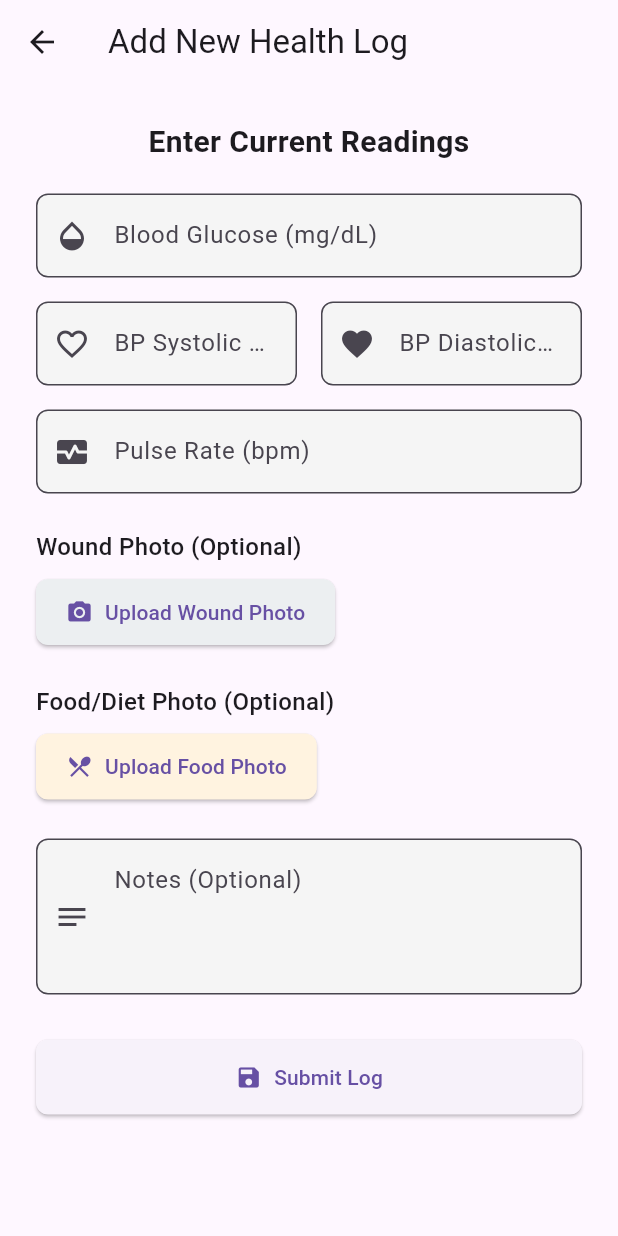
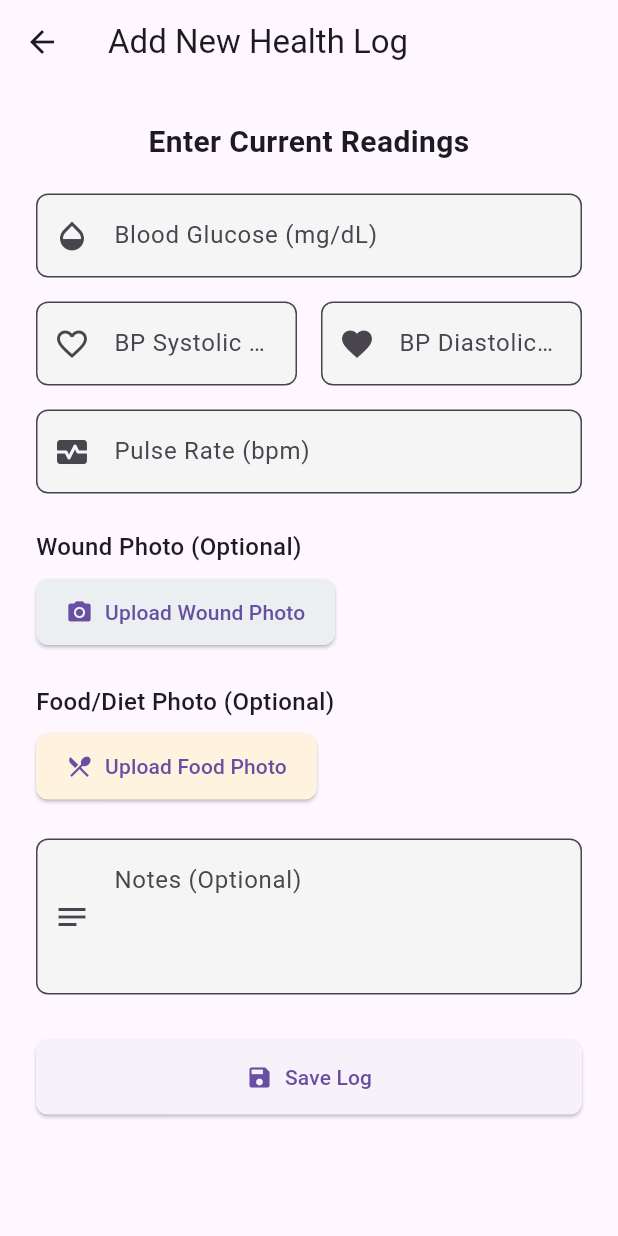
Before and after one commit to yongNotgio/diatrack1, a Flutter app: the AddMetricsScreen screen opened directly with empty values, on a phone screen of 412 x 824 dp. Run offline on Flutter 3.47's test engine with Material 3 defaults, Android fonts, the phone set to English and light mode, and no system bars; our stand-ins replace image_picker, supabase_flutter; accounts and stored records are empty.

Commit message:
updated
working

```diff
--- a/diatrack1/lib/screens/add_metrics_screen.dart
+++ b/diatrack1/lib/screens/add_metrics_screen.dart
@@ -1,13 +1,18 @@
-import 'dart:io'; // Required for File type
+import 'dart:io';
 import 'package:flutter/material.dart';
-import 'package:flutter/services.dart'; // For input formatters
+import 'package:flutter/services.dart';
 import 'package:image_picker/image_picker.dart';
 import '../services/supabase_service.dart';
 
 class AddMetricsScreen extends StatefulWidget {
   final String patientId;
+  final Map<String, dynamic>? existingMetric;
 
-  const AddMetricsScreen({super.key, required this.patientId});
+  const AddMetricsScreen({
+    super.key,
+    required this.patientId,
+    this.existingMetric,
+  });
 
   @override
   State<AddMetricsScreen> createState() => _AddMetricsScreenState();
@@ -17,7 +22,6 @@ class _AddMetricsScreenState extends State<AddMetricsScreen> {
   final _formKey = GlobalKey<FormState>();
   final _supabaseService = SupabaseService();
 
-  // Controllers for form fields
   final _glucoseController = TextEditingController();
   final _systolicController = TextEditingController();
   final _diastolicController = TextEditingController();
@@ -26,8 +30,29 @@ class _AddMetricsScreenState extends State<AddMetricsScreen> {
 
   XFile? _woundImageFile;
   XFile? _foodImageFile;
+  String? _woundPhotoUrl;
+  String? _foodPhotoUrl;
   bool _isUploading = false;
   String? _uploadError;
+
+  @override
+  void initState() {
+    super.initState();
+    if (widget.existingMetric != null) {
+      _loadExistingData();
+    }
+  }
+
+  void _loadExistingData() {
+    final metric = widget.existingMetric!;
+    _glucoseController.text = metric['blood_glucose']?.toString() ?? '';
+    _systolicController.text = metric['bp_systolic']?.toString() ?? '';
+    _diastolicController.text = metric['bp_diastolic']?.toString() ?? '';
+    _pulseController.text = metric['pulse_rate']?.toString() ?? '';
+    _notesController.text = metric['notes']?.toString() ?? '';
+    _woundPhotoUrl = metric['wound_photo_url']?.toString();
+    _foodPhotoUrl = metric['food_photo_url']?.toString();
+  }
 
   @override
   void dispose() {
@@ -45,8 +70,10 @@ class _AddMetricsScreenState extends State<AddMetricsScreen> {
       setState(() {
         if (isWoundPhoto) {
           _woundImageFile = pickedFile;
+          _woundPhotoUrl = null;
         } else {
           _foodImageFile = pickedFile;
+          _foodPhotoUrl = null;
         }
       });
     }
@@ -83,63 +110,65 @@ class _AddMetricsScreenState extends State<AddMetricsScreen> {
   }
 
   Future<void> _submitMetrics() async {
-    if (!_formKey.currentState!.validate()) {
-      return; // Don't submit if form is invalid
-    }
-    if (_isUploading) return; // Prevent double submission
+    if (!_formKey.currentState!.validate()) return;
+    if (_isUploading) return;
 
     setState(() {
       _isUploading = true;
       _uploadError = null;
     });
 
-    String? woundPhotoUrl;
-    String? foodPhotoUrl;
-
     try {
-      // 1. Upload Wound Photo (if selected)
       if (_woundImageFile != null) {
-        // Use 'wound_photos' bucket - MAKE SURE THIS BUCKET EXISTS AND IS PUBLIC (or handle signed URLs)
-        woundPhotoUrl = await _supabaseService.uploadImage(
+        final url = await _supabaseService.uploadImage(
           _woundImageFile!,
-          'wound-photos', // Supabase Storage Bucket Name
+          'wound-photos',
           widget.patientId,
         );
-        if (woundPhotoUrl == null)
-          throw Exception("Wound photo upload failed.");
+        if (url == null) throw Exception("Wound photo upload failed.");
+        _woundPhotoUrl = url;
       }
 
-      // 2. Upload Food Photo (if selected)
       if (_foodImageFile != null) {
-        // Use 'food_photos' bucket - MAKE SURE THIS BUCKET EXISTS AND IS PUBLIC (or handle signed URLs)
-        foodPhotoUrl = await _supabaseService.uploadImage(
+        final url = await _supabaseService.uploadImage(
           _foodImageFile!,
-          'food-photos', // Supabase Storage Bucket Name
+          'food-photos',
           widget.patientId,
         );
-        if (foodPhotoUrl == null) throw Exception("Food photo upload failed.");
+        if (url == null) throw Exception("Food photo upload failed.");
+        _foodPhotoUrl = url;
       }
 
-      // 3. Submit metric data along with photo URLs
+      if (widget.existingMetric != null) {
+        final existing = widget.existingMetric!;
+        if (_woundImageFile != null && existing['wound_photo_url'] != null) {
+          await _supabaseService.deleteImage(existing['wound_photo_url']!);
+        }
+        if (_foodImageFile != null && existing['food_photo_url'] != null) {
+          await _supabaseService.deleteImage(existing['food_photo_url']!);
+        }
+      }
+
       await _supabaseService.addHealthMetric(
         patientId: widget.patientId,
         bloodGlucose: double.tryParse(_glucoseController.text),
         bpSystolic: int.tryParse(_systolicController.text),
         bpDiastolic: int.tryParse(_diastolicController.text),
         pulseRate: int.tryParse(_pulseController.text),
-        woundPhotoUrl: woundPhotoUrl, // Pass the URL obtained after upload
-        foodPhotoUrl: foodPhotoUrl, // Pass the URL obtained after upload
+        woundPhotoUrl: _woundPhotoUrl,
+        foodPhotoUrl: _foodPhotoUrl,
         notes: _notesController.text.trim(),
+        metricId: widget.existingMetric?['id'],
       );
 
       if (mounted) {
         ScaffoldMessenger.of(context).showSnackBar(
           const SnackBar(
-            content: Text('Metrics submitted successfully!'),
+            content: Text('Metrics saved successfully!'),
             backgroundColor: Colors.green,
           ),
         );
-        Navigator.pop(context, true); // Pop screen and indicate success
+        Navigator.pop(context, true);
       }
     } catch (e) {
       if (mounted) {
@@ -166,7 +195,13 @@ class _AddMetricsScreenState extends State<AddMetricsScreen> {
   @override
   Widget build(BuildContext context) {
     return Scaffold(
-      appBar: AppBar(title: const Text('Add New Health Log')),
+      appBar: AppBar(
+        title: Text(
+          widget.existingMetric == null
+              ? 'Add New Health Log'
+              : 'Edit Health Log',
+        ),
+      ),
       body: SingleChildScrollView(
         padding: const EdgeInsets.all(24.0),
         child: Form(
@@ -180,30 +215,20 @@ class _AddMetricsScreenState extends State<AddMetricsScreen> {
                 textAlign: TextAlign.center,
               ),
               const SizedBox(height: 20),
-
-              // Blood Glucose
               TextFormField(
                 controller: _glucoseController,
                 decoration: const InputDecoration(
                   labelText: 'Blood Glucose (mg/dL)',
-                  prefixIcon: Icon(Icons.opacity), // Droplet icon
+                  prefixIcon: Icon(Icons.opacity),
                 ),
                 keyboardType: const TextInputType.numberWithOptions(
                   decimal: true,
                 ),
                 inputFormatters: [
                   FilteringTextInputFormatter.allow(RegExp(r'^\d+\.?\d{0,1}')),
-                ], // Allow numbers and one decimal
-                // validator: (value) { // Optional validation
-                //   if (value != null && value.isNotEmpty && double.tryParse(value) == null) {
-                //     return 'Please enter a valid number';
-                //   }
-                //   return null;
-                // },
+                ],
               ),
               const SizedBox(height: 16),
-
-              // Blood Pressure (Systolic/Diastolic) - Row
               Row(
                 children: [
                   Expanded(
@@ -211,9 +236,7 @@ class _AddMetricsScreenState extends State<AddMetricsScreen> {
                       controller: _systolicController,
                       decoration: const InputDecoration(
                         labelText: 'BP Systolic (mmHg)',
-                        prefixIcon: Icon(
-                          Icons.favorite_border,
-                        ), // Heart icon variation
+                        prefixIcon: Icon(Icons.favorite_border),
                       ),
                       keyboardType: TextInputType.number,
                       inputFormatters: [FilteringTextInputFormatter.digitsOnly],
@@ -225,7 +248,7 @@ class _AddMetricsScreenState extends State<AddMetricsScreen> {
                       controller: _diastolicController,
                       decoration: const InputDecoration(
                         labelText: 'BP Diastolic (mmHg)',
-                        prefixIcon: Icon(Icons.favorite), // Filled heart icon
+                        prefixIcon: Icon(Icons.favorite),
                       ),
                       keyboardType: TextInputType.number,
                       inputFormatters: [FilteringTextInputFormatter.digitsOnly],
@@ -234,20 +257,16 @@ class _AddMetricsScreenState extends State<AddMetricsScreen> {
                 ],
               ),
               const SizedBox(height: 16),
-
-              // Pulse Rate
               TextFormField(
                 controller: _pulseController,
                 decoration: const InputDecoration(
                   labelText: 'Pulse Rate (bpm)',
-                  prefixIcon: Icon(Icons.monitor_heart), // ECG icon
+                  prefixIcon: Icon(Icons.monitor_heart),
                 ),
                 keyboardType: TextInputType.number,
                 inputFormatters: [FilteringTextInputFormatter.digitsOnly],
               ),
               const SizedBox(height: 24),
-
-              // Wound Photo Upload
               const Text(
                 'Wound Photo (Optional)',
                 style: TextStyle(fontSize: 16, fontWeight: FontWeight.w500),
@@ -258,82 +277,13 @@ class _AddMetricsScreenState extends State<AddMetricsScreen> {
                   ElevatedButton.icon(
                     icon: const Icon(Icons.camera_alt),
                     label: const Text('Upload Wound Photo'),
-                    onPressed:
-                        () => _showImagePickerOptions(
-                          true,
-                        ), // true for wound photo
+                    onPressed: () => _showImagePickerOptions(true),
                     style: ElevatedButton.styleFrom(
                       backgroundColor: Colors.blueGrey[50],
                     ),
                   ),
                   const SizedBox(width: 16),
-                  if (_woundImageFile != null)
-                    Expanded(
-                      // Use Expanded to prevent overflow
-                      child: Row(
-                        children: [
-                          const Icon(
-                            Icons.check_circle,
-                            color: Colors.green,
-                            size: 18,
-                          ),
-                          const SizedBox(width: 4),
-                          Expanded(
-                            child: Text(
-                              _woundImageFile!.name,
-                              overflow:
-                                  TextOverflow
-                                      .ellipsis, // Handle long file names
-                              style: const TextStyle(fontSize: 12),
-                            ),
-                          ),
-                          IconButton(
-                            icon: const Icon(
-                              Icons.clear,
-                              size: 18,
-                              color: Colors.redAccent,
-                            ),
-                            onPressed:
-                                () => setState(() => _woundImageFile = null),
-                            tooltip: 'Remove image',
-                          ),
-                        ],
-                      ),
-                    ),
-                ],
-              ),
-              if (_woundImageFile != null) // Show preview
-                Padding(
-                  padding: const EdgeInsets.only(top: 8.0),
-                  child: Image.file(
-                    File(_woundImageFile!.path),
-                    height: 100,
-                    fit: BoxFit.cover,
-                  ),
-                ),
-              const SizedBox(height: 24),
-
-              // Food/Diet Photo Upload
-              const Text(
-                'Food/Diet Photo (Optional)',
-                style: TextStyle(fontSize: 16, fontWeight: FontWeight.w500),
-              ),
-              const SizedBox(height: 8),
-              Row(
-                children: [
-                  ElevatedButton.icon(
-                    icon: const Icon(Icons.restaurant_menu),
-                    label: const Text('Upload Food Photo'),
-                    onPressed:
-                        () => _showImagePickerOptions(
-                          false,
-                        ), // false for food photo
-                    style: ElevatedButton.styleFrom(
-                      backgroundColor: Colors.orange[50],
-                    ),
-                  ),
-                  const SizedBox(width: 16),
-                  if (_foodImageFile != null)
+                  if (_woundImageFile != null || _woundPhotoUrl != null)
                     Expanded(
                       child: Row(
                         children: [
@@ -345,7 +295,7 @@ class _AddMetricsScreenState extends State<AddMetricsScreen> {
                           const SizedBox(width: 4),
                           Expanded(
                             child: Text(
-                              _foodImageFile!.name,
+                              _woundImageFile?.name ?? 'Existing photo',
                               overflow: TextOverflow.ellipsis,
                               style: const TextStyle(fontSize: 12),
                             ),
@@ -357,7 +307,10 @@ class _AddMetricsScreenState extends State<AddMetricsScreen> {
                               color: Colors.redAccent,
                             ),
                             onPressed:
-                                () => setState(() => _foodImageFile = null),
+                                () => setState(() {
+                                  _woundImageFile = null;
+                                  _woundPhotoUrl = null;
+                                }),
                             tooltip: 'Remove image',
                           ),
                         ],
@@ -365,7 +318,77 @@ class _AddMetricsScreenState extends State<AddMetricsScreen> {
                     ),
                 ],
               ),
-              if (_foodImageFile != null) // Show preview
+              if (_woundImageFile != null)
+                Padding(
+                  padding: const EdgeInsets.only(top: 8.0),
+                  child: Image.file(
+                    File(_woundImageFile!.path),
+                    height: 100,
+                    fit: BoxFit.cover,
+                  ),
+                ),
+              if (_woundPhotoUrl != null && _woundImageFile == null)
+                Padding(
+                  padding: const EdgeInsets.only(top: 8.0),
+                  child: Image.network(
+                    _woundPhotoUrl!,
+                    height: 100,
+                    fit: BoxFit.cover,
+                  ),
+                ),
+              const SizedBox(height: 24),
+              const Text(
+                'Food/Diet Photo (Optional)',
+                style: TextStyle(fontSize: 16, fontWeight: FontWeight.w500),
+              ),
+              const SizedBox(height: 8),
+              Row(
+                children: [
+                  ElevatedButton.icon(
+                    icon: const Icon(Icons.restaurant_menu),
+                    label: const Text('Upload Food Photo'),
+                    onPressed: () => _showImagePickerOptions(false),
+                    style: ElevatedButton.styleFrom(
+                      backgroundColor: Colors.orange[50],
+                    ),
+                  ),
+                  const SizedBox(width: 16),
+                  if (_foodImageFile != null || _foodPhotoUrl != null)
+                    Expanded(
+                      child: Row(
+                        children: [
+                          const Icon(
+                            Icons.check_circle,
+                            color: Colors.green,
+                            size: 18,
+                          ),
+                          const SizedBox(width: 4),
+                          Expanded(
+                            child: Text(
+                              _foodImageFile?.name ?? 'Existing photo',
+                              overflow: TextOverflow.ellipsis,
+                              style: const TextStyle(fontSize: 12),
+                            ),
+                          ),
+                          IconButton(
+                            icon: const Icon(
+                              Icons.clear,
+                              size: 18,
+                              color: Colors.redAccent,
+                            ),
+                            onPressed:
+                                () => setState(() {
+                                  _foodImageFile = null;
+                                  _foodPhotoUrl = null;
+                                }),
+                            tooltip: 'Remove image',
+                          ),
+                        ],
+                      ),
+                    ),
+                ],
+              ),
+              if (_foodImageFile != null)
                 Padding(
                   padding: const EdgeInsets.only(top: 8.0),
                   child: Image.file(
@@ -374,22 +397,27 @@ class _AddMetricsScreenState extends State<AddMetricsScreen> {
                     fit: BoxFit.cover,
                   ),
                 ),
+              if (_foodPhotoUrl != null && _foodImageFile == null)
+                Padding(
+                  padding: const EdgeInsets.only(top: 8.0),
+                  child: Image.network(
+                    _foodPhotoUrl!,
+                    height: 100,
+                    fit: BoxFit.cover,
+                  ),
+                ),
               const SizedBox(height: 24),
-
-              // Notes
               TextFormField(
                 controller: _notesController,
                 decoration: const InputDecoration(
                   labelText: 'Notes (Optional)',
                   hintText: 'Any additional details...',
                   prefixIcon: Icon(Icons.notes),
-                  alignLabelWithHint: true, // Good for multi-line
+                  alignLabelWithHint: true,
                 ),
-                maxLines: 3, // Allow multiple lines for notes
+                maxLines: 3,
               ),
               const SizedBox(height: 30),
-
-              // Error Message
               if (_uploadError != null)
                 Padding(
                   padding: const EdgeInsets.only(bottom: 16.0),
@@ -401,13 +429,11 @@ class _AddMetricsScreenState extends State<AddMetricsScreen> {
                     textAlign: TextAlign.center,
                   ),
                 ),
-
-              // Submit Button
               _isUploading
                   ? const Center(child: CircularProgressIndicator())
                   : ElevatedButton.icon(
                     icon: const Icon(Icons.save),
-                    label: const Text('Submit Log'),
+                    label: const Text('Save Log'),
                     onPressed: _submitMetrics,
                     style: ElevatedButton.styleFrom(
                       padding: const EdgeInsets.symmetric(vertical: 15.0),
--- a/diatrack1/lib/screens/login_screen.dart
+++ b/diatrack1/lib/screens/login_screen.dart
@@ -165,7 +165,7 @@ class _LoginScreenState extends State<LoginScreen> {
                 ),
                 const SizedBox(height: 20),
                 const Text(
-                  '⚠️ Warning: This login uses insecure password handling for demonstration purposes only.',
+                  'For demonstration purposes only.',
                   style: TextStyle(color: Colors.orange, fontSize: 12),
                   textAlign: TextAlign.center,
                 ),
```
Also changed, not shown: diatrack1/lib/main.dart (+4 -13 lines), diatrack1/lib/screens/home_screen.dart (+98 -102 lines), diatrack1/lib/screens/signup_screen.dart (+30 -4 lines), diatrack1/lib/services/supabase_service.dart (+66 -78 lines).
